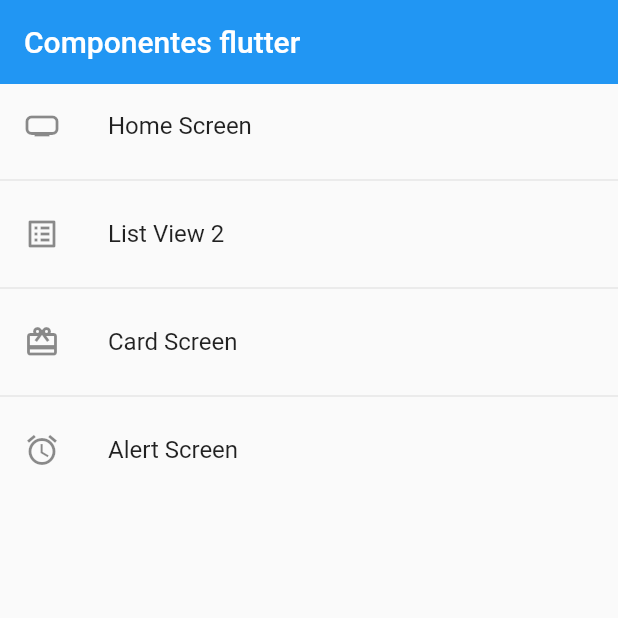
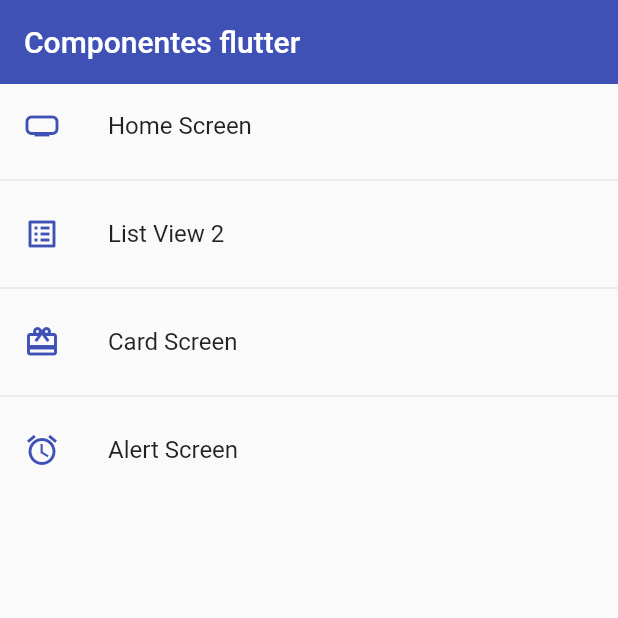
Before and after one commit to mcelis/flutterComponentsTest, a Flutter app: the screen it shows after launch, on a phone screen of 412 x 824 dp, the top half of it. Run offline on Flutter 3.47's test engine with Material 2 defaults, Android fonts, the phone set to English and light mode, and no system bars.

Commit message:
tema global para la app basico

```diff
--- a/lib/main.dart
+++ b/lib/main.dart
@@ -13,6 +13,11 @@ class MyApp extends StatelessWidget {
         title: 'Material App',
         initialRoute: AppRoutes.initialRoute,
         routes: AppRoutes.getAppRoutes(),
-        onGenerateRoute: AppRoutes.onGenerateRoute);
+        onGenerateRoute: AppRoutes.onGenerateRoute,
+        theme: ThemeData.light().copyWith(
+            //Color primario
+            primaryColor: Colors.indigo,
+            appBarTheme:
+                const AppBarTheme(color: Colors.indigo, elevation: 0)));
   }
 }
--- a/lib/screens/home_screen.dart
+++ b/lib/screens/home_screen.dart
@@ -11,11 +11,14 @@ class HomeScreen extends StatelessWidget {
     return Scaffold(
         appBar: AppBar(
           title: const Text('Componentes flutter'),
-          elevation: 0,
+          //elevation: 0,
         ),
         body: ListView.separated(
             itemBuilder: (context, index) => ListTile(
-                  leading: Icon(menuOptions[index].icon),
+                  leading: Icon(
+                    menuOptions[index].icon,
+                    color: Colors.indigo,
+                  ),
                   title: Text(menuOptions[index].name),
                   onTap: () {
                     //final route = MaterialPageRoute(
--- a/lib/screens/listview2_screen.dart
+++ b/lib/screens/listview2_screen.dart
@@ -14,8 +14,8 @@ class Listview2Screen extends StatelessWidget {
     return Scaffold(
         appBar: AppBar(
           title: const Text('Listview Tipo 2'),
-          elevation: 0,
-          backgroundColor: Colors.indigo,
+          /*elevation: 0,
+          backgroundColor: Colors.indigo,*/
         ),
         body: ListView.separated(
           itemCount: options.length,
```
